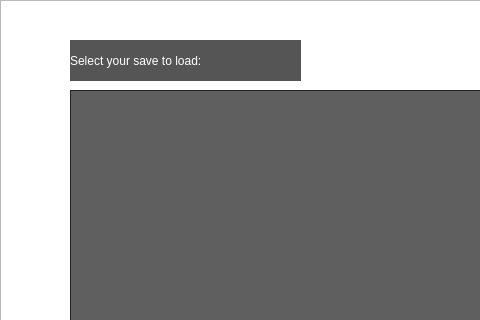
Qt form src/loadgamewindow.ui (matplinta/rpg-game-qt) before a commit; both pictures show x 0 to 480 and y 0 to 320 of the 640 by 460 pixel window.
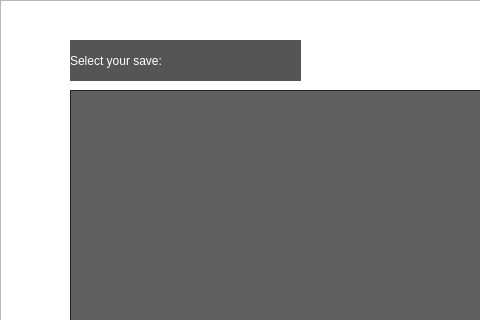
The same form after that commit. Icons and pictures are not drawn.

Patch:
```diff
--- a/src/loadgamewindow.ui
+++ b/src/loadgamewindow.ui
@@ -62,7 +62,7 @@
 color: rgb(255, 255, 255);</string>
    </property>
    <property name="text">
-    <string>Select your save to load:</string>
+    <string>Select your save:</string>
    </property>
   </widget>
   <widget class="QPushButton" name="loadButton">
```
Left out of the diff: 2 changed lines with no effect on the pictures.
